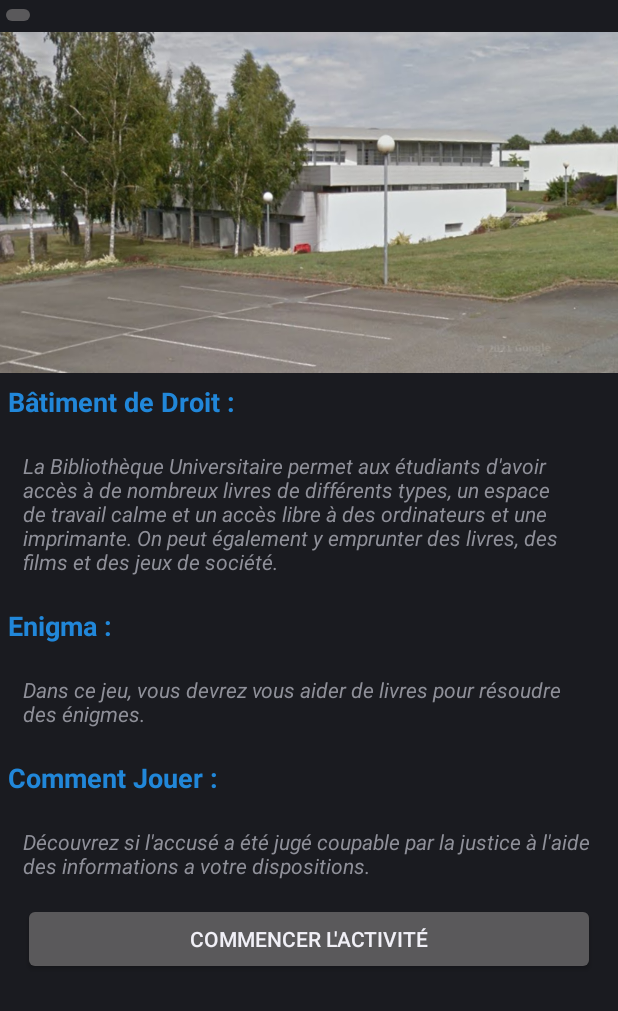
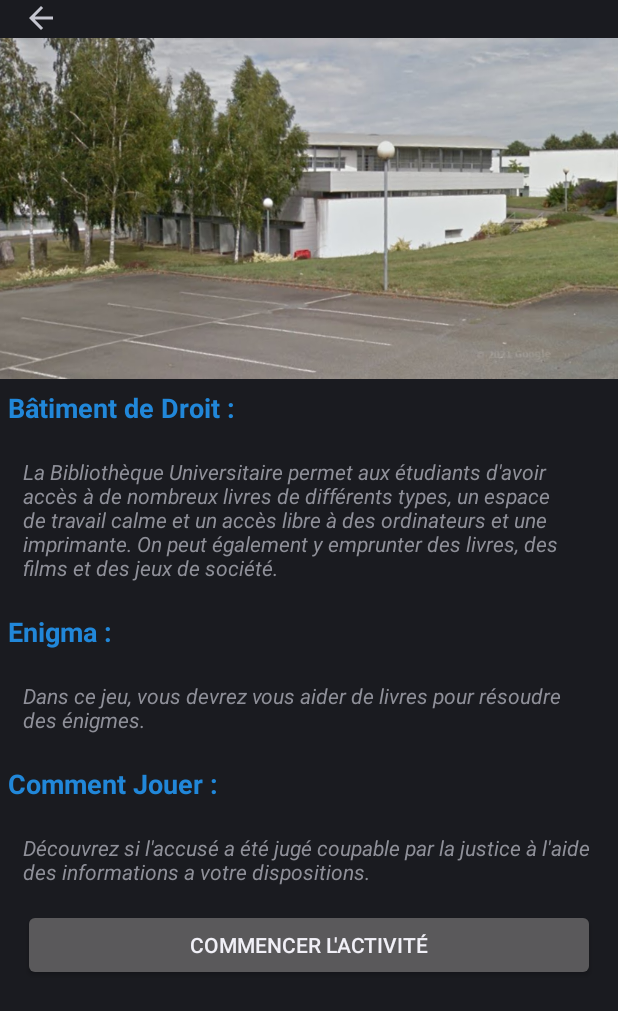
Before and after one commit to sachabt/PTS3, an Android app: the DroitActivity screen opened directly, with no data from a screen before it, on a phone screen of 412 x 824 dp. Shown: the top 1011 px of the screen. Run offline under Robolectric (Android 15) with nearby library versions, the phone set to English and light mode, and no system bars; Roboto replaces fonts that are not available here.

Commit message:
bon droit boucler (hors scenar)

```diff
--- a/Ptut/app/src/main/java/com/example/td4/DroitActivity.java
+++ b/Ptut/app/src/main/java/com/example/td4/DroitActivity.java
@@ -3,17 +3,23 @@ package com.example.td4;
 import android.content.Intent;
 import android.os.Bundle;
 import android.widget.Button;
+import android.widget.ImageView;
 
 public class DroitActivity extends Present{
+
+    private Button playA;
+    private ImageView backButtonA;
     protected void onCreate(Bundle savedInstanceState) {
         super.onCreate(savedInstanceState);
         setContentView(R.layout.droit);
 
-        Button playButton = this.findViewById(R.id.playButton);
-
-        playButton.setOnClickListener(v -> {
-            Intent droitGame = new Intent(getApplicationContext(), DroitGame.class);
-            startActivity(droitGame);
+        //Initialise les boutons de la page
+        backButtonA = this.findViewById(R.id.backButtonT2);
+        backButtonA.setOnClickListener(v -> change());
+        playA=findViewById(R.id.playButton);
+        playA.setOnClickListener(v -> {
+            Intent DroitGame=new Intent(getApplicationContext(),DroitGame.class);
+            startActivity(DroitGame);
         });
     }
 }
--- a/Ptut/app/src/main/java/com/example/td4/JugementPage.java
+++ b/Ptut/app/src/main/java/com/example/td4/JugementPage.java
@@ -105,7 +105,7 @@ public class JugementPage extends Fragment {
 
         continu=rootView.findViewById(R.id.continu);
         continu.setOnClickListener(v->{
-            Intent back= new Intent(getActivity(),DroitGame.class);
+            Intent back= new Intent(getActivity(),DroitActivity.class);
             startActivity(back);});
 
         return rootView;
--- a/Ptut/app/src/main/res/layout/droit.xml
+++ b/Ptut/app/src/main/res/layout/droit.xml
@@ -19,16 +19,12 @@
             android:layout_height="wrap_content"
             android:orientation="horizontal">
 
-            <ImageButton
-                android:id="@+id/backButton"
-                android:layout_width="wrap_content"
-                android:layout_height="wrap_content"/>
-                //android:src="?attr/actionModeCloseDrawable"
-
-            <Space
+            <ImageView
+                android:id="@+id/backButtonT2"
                 android:layout_width="wrap_content"
                 android:layout_height="wrap_content"
-                android:layout_weight="1" />
+                android:layout_marginLeft="15dp"
+                android:src="?android:attr/actionModeCloseDrawable" />
         </LinearLayout>
 
         <ImageView
--- /dev/null
+++ b/Ptut/app/src/main/res/raw/faits1.txt
@@ -0,0 +1 @@
+fait1
```
Also changed, not shown: Ptut/app/src/main/java/com/example/td4/DroitGame.java (+11 -4 lines).
